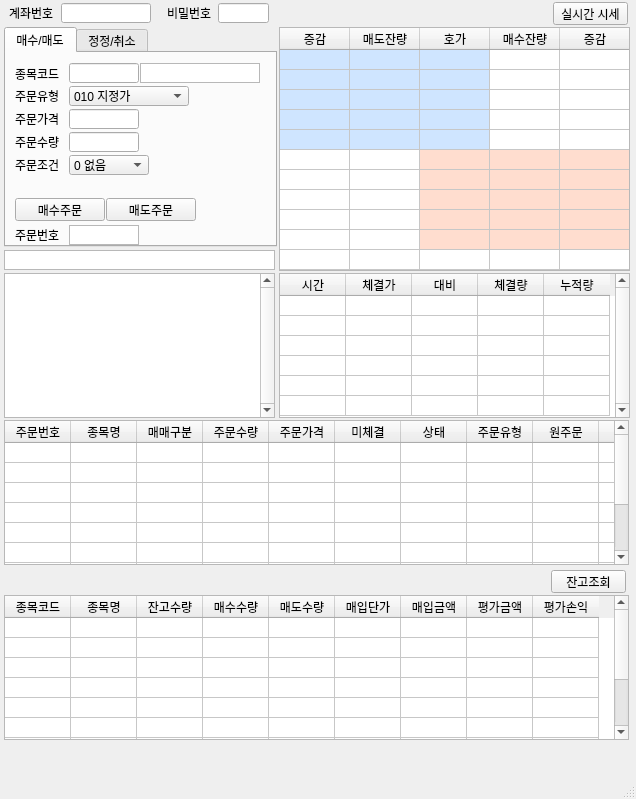
Above: EugeneWindow.ui from HyunwooChung/EugeneLink before the change. Below: the same form after it.
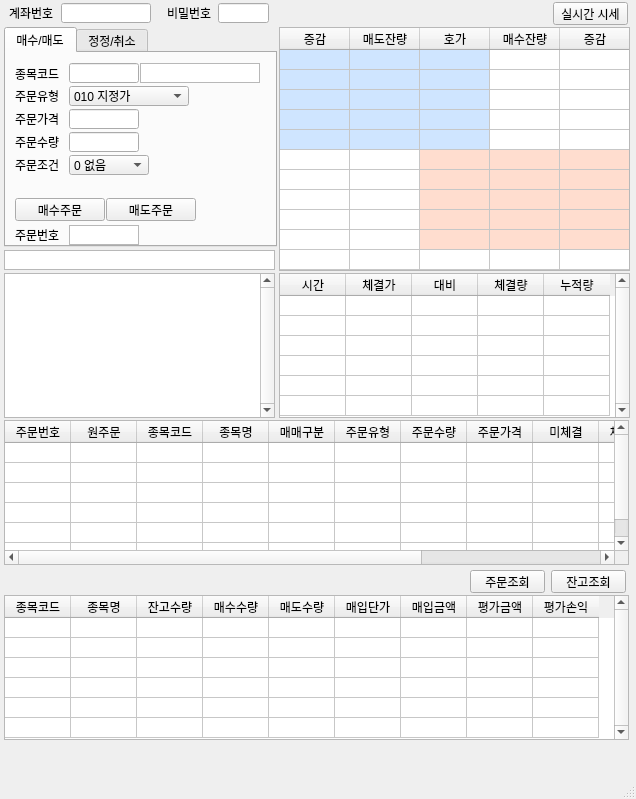
That is the form after the change.

Patch:
```diff
--- a/EugeneWindow.ui
+++ b/EugeneWindow.ui
@@ -717,7 +717,7 @@
      <enum>Qt::ScrollBarAlwaysOff</enum>
     </property>
     <property name="rowCount">
-     <number>10</number>
+     <number>6</number>
     </property>
     <property name="columnCount">
      <number>9</number>
@@ -740,10 +740,6 @@
     <row/>
     <row/>
     <row/>
-    <row/>
-    <row/>
-    <row/>
-    <row/>
     <column>
      <property name="text">
       <string>종목코드</string>
@@ -829,10 +825,10 @@
      <enum>Qt::ScrollBarAlwaysOn</enum>
     </property>
     <property name="horizontalScrollBarPolicy">
-     <enum>Qt::ScrollBarAlwaysOff</enum>
+     <enum>Qt::ScrollBarAsNeeded</enum>
     </property>
     <property name="rowCount">
-     <number>10</number>
+     <number>6</number>
     </property>
     <property name="columnCount">
      <number>13</number>
@@ -855,15 +851,21 @@
     <row/>
     <row/>
     <row/>
-    <row/>
-    <row/>
-    <row/>
-    <row/>
     <column>
      <property name="text">
       <string>주문번호</string>
      </property>
     </column>
+    <column>
+     <property name="text">
+      <string>원주문</string>
+     </property>
+    </column>
+    <column>
+     <property name="text">
+      <string>종목코드</string>
+     </property>
+    </column>
     <column>
      <property name="text">
       <string>종목명</string>
@@ -874,6 +876,11 @@
       <string>매매구분</string>
      </property>
     </column>
+    <column>
+     <property name="text">
+      <string>주문유형</string>
+     </property>
+    </column>
     <column>
      <property name="text">
       <string>주문수량</string>
@@ -891,21 +898,14 @@
     </column>
     <column>
      <property name="text">
-      <string>상태</string>
+      <string>체결수량</string>
      </property>
     </column>
     <column>
      <property name="text">
-      <string>주문유형</string>
+      <string>체결단가</string>
      </property>
     </column>
-    <column>
-     <property name="text">
-      <string>원주문</string>
-     </property>
-    </column>
-    <column/>
-    <column/>
     <column/>
     <column/>
    </widget>
@@ -1382,6 +1382,19 @@
      <enum>Qt::ScrollBarAlwaysOff</enum>
     </property>
    </widget>
+   <widget class="QPushButton" name="BtnTrd">
+    <property name="geometry">
+     <rect>
+      <x>470</x>
+      <y>570</y>
+      <width>75</width>
+      <height>23</height>
+     </rect>
+    </property>
+    <property name="text">
+     <string>주문조회</string>
+    </property>
+   </widget>
   </widget>
   <widget class="QMenuBar" name="menubar">
    <property name="geometry">
```
